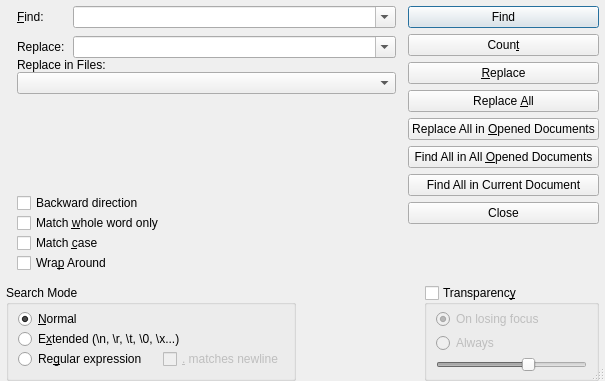
Qt form src/NotepadNext/dialogs/FindReplaceDialog.ui (dail8859/NotepadNext) before a commit.
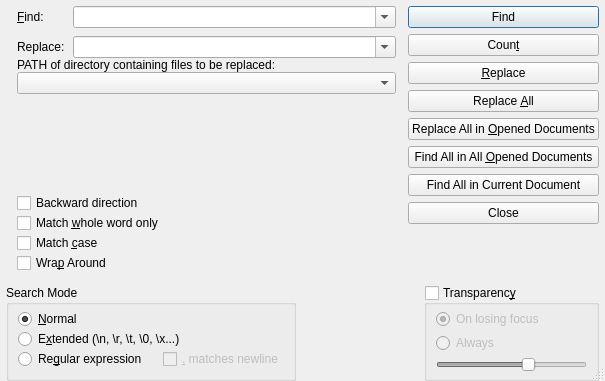
The same form after that commit.

What changed in the file:
```diff
--- a/src/NotepadNext/dialogs/FindReplaceDialog.ui
+++ b/src/NotepadNext/dialogs/FindReplaceDialog.ui
@@ -421,7 +421,7 @@
        <item>
         <widget class="QLabel" name="labelReplaceinFiles">
          <property name="text">
-          <string>Replace in Files:</string>
+          <string>PATH of directory containing files to be replaced:</string>
          </property>
         </widget>
        </item>
```
